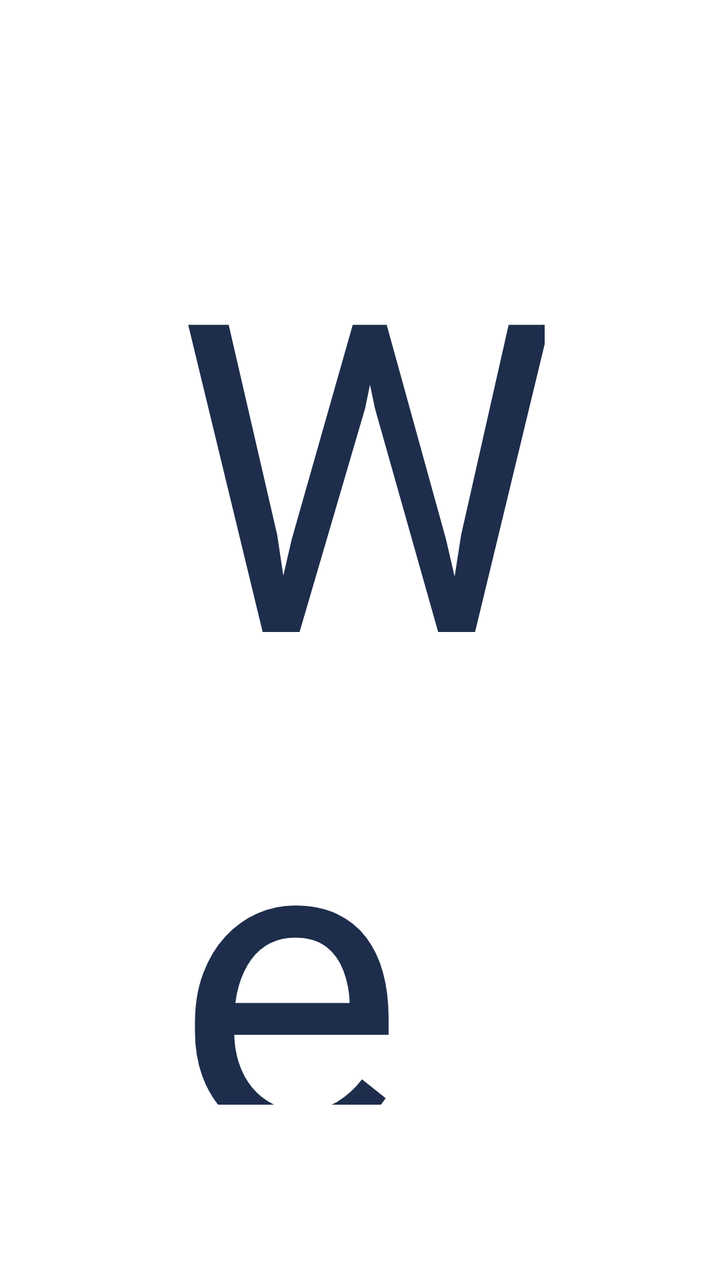
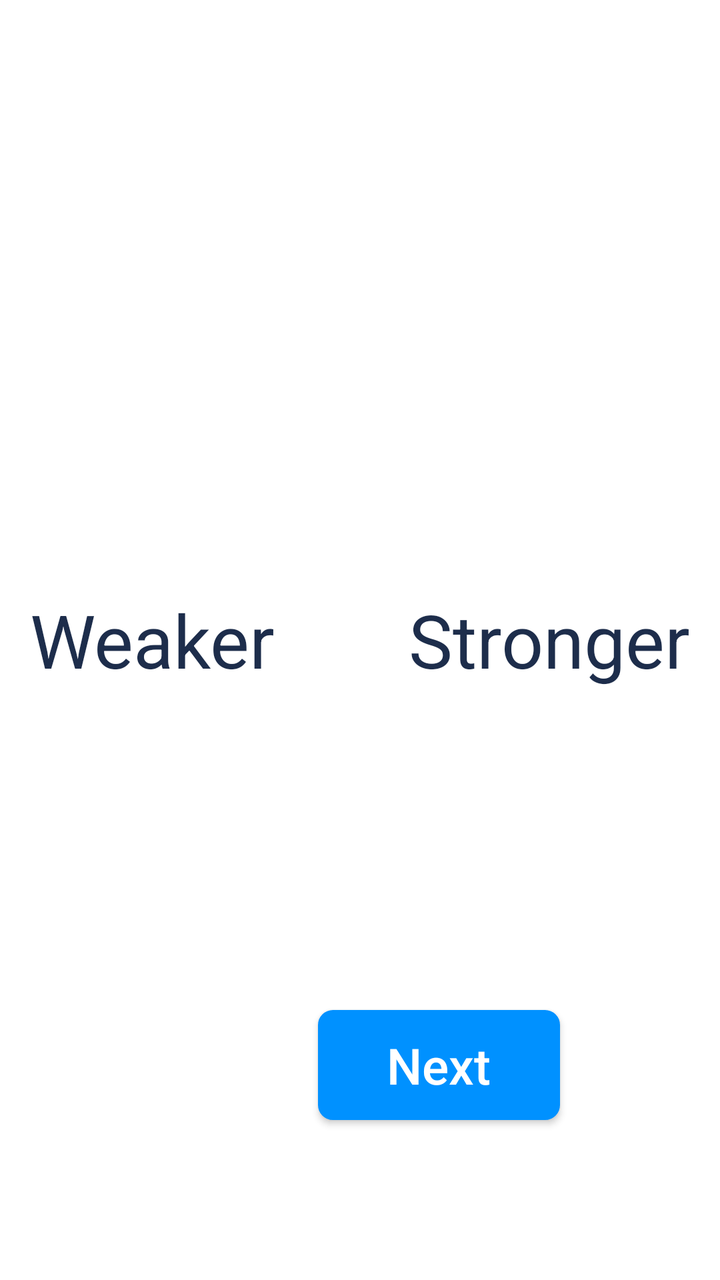

The first picture is an Android layout as it rendered before a commit; the second is the same layout after the commit. The layout source and the unified diff follow.
<!-- AndroidManifest.xml: application theme NoTitle -->
<!-- res/layout/screen_view_tow.xml -->
<?xml version="1.0" encoding="utf-8"?>
<RelativeLayout xmlns:android="http://schemas.android.com/apk/res/android"
    xmlns:tools="http://schemas.android.com/tools"
    android:layout_width="match_parent"
    android:layout_height="match_parent"
    android:background="@color/white">


    <LinearLayout
        android:layout_width="wrap_content"
        android:layout_height="wrap_content"
        android:layout_centerInParent="true"
        android:orientation="horizontal">

        <TextView

            android:layout_width="wrap_content"
            android:layout_height="wrap_content"
            android:layout_margin="15mm"
            android:text="@string/Weaker"
            android:textColor="@color/colorMain"
            android:textSize="37mm" />

        <SeekBar
            android:id="@+id/seekBar"
            android:layout_width="870mm"
            android:layout_height="wrap_content"
            android:layout_gravity="center"
            android:layout_margin="15mm"
            android:layout_weight="1" />

        <TextView
            android:layout_width="wrap_content"
            android:layout_height="wrap_content"
            android:layout_margin="15mm"
            android:text="@string/Stronger"
            android:textColor="@color/colorMain"
            android:textSize="37mm" />
    </LinearLayout>

    <Button

        android:id="@+id/nextButton"
        android:layout_width="121mm"
        android:layout_height="55mm"
        android:layout_alignParentRight="true"
        android:layout_alignParentBottom="true"
        android:layout_marginStart="80mm"
        android:layout_marginTop="80mm"
        android:layout_marginEnd="80mm"
        android:layout_marginBottom="80mm"
        android:background="@drawable/r_button_bg"
        android:text="@string/NEXTBUTTON"
        android:textAllCaps="false"
        android:textColor="@color/white"
        android:textSize="25mm"
        tools:ignore="InOrMmUsage" />
</RelativeLayout>
<!-- resources referenced by this layout -->
<resources>
  <color name="colorMain">#1D2D4B</color>
  <color name="white">#FFFFFFFF</color>
  <!-- drawable r_button_bg (drawable) -->
  <?xml version="1.0" encoding="utf-8"?>
  <shape
      xmlns:android="http://schemas.android.com/apk/res/android">
      
      <solid
          android:color="@color/colorMainButton" />
      
      <stroke
          android:width="1dp"
          android:color="@color/colorMainButton" />
      
      <size android:height="4mm"/>
      
      <corners
          android:radius="7dp"/>
  
  </shape>
  <string name="NEXTBUTTON">Next</string>
  <string name="Stronger">Stronger</string>
  <string name="Weaker">Weaker</string>
  <style name="NoTitle" parent="Theme.AppCompat.Light.NoActionBar">
          <item name="colorPrimary">@color/colorMain</item>
          <item name="colorPrimaryDark">@color/colorMain</item>
          <item name="colorAccent">@color/colorMain</item>
          <item name="android:windowFullscreen">true</item>
          <item name="windowActionBar">false</item>
          <item name="windowNoTitle">true</item>
          <item name="android:textAppearanceListItemSmall">@style/listPopupWindow</item>
      </style>
  <color name="colorMainButton">#0091FF</color>
  <style name="listPopupWindow">
          <item name="android:textSize">25mm</item>
          <item name="android:fontFamily">@font/montserrat_regular</item>
          <item name="android:textColor">@color/black</item>
      </style>
  <color name="black">#FF000000</color>
</resources>

<!-- the commit's change to res/layout/screen_view_tow.xml (unified diff, before → after) -->
@@ -16,43 +16,43 @@
 
             android:layout_width="wrap_content"
             android:layout_height="wrap_content"
-            android:layout_margin="15mm"
+            android:layout_margin="15dp"
             android:text="@string/Weaker"
             android:textColor="@color/colorMain"
-            android:textSize="37mm" />
+            android:textSize="37dp" />
 
         <SeekBar
             android:id="@+id/seekBar"
-            android:layout_width="870mm"
+            android:layout_width="870dp"
             android:layout_height="wrap_content"
             android:layout_gravity="center"
-            android:layout_margin="15mm"
+            android:layout_margin="15dp"
             android:layout_weight="1" />
 
         <TextView
             android:layout_width="wrap_content"
             android:layout_height="wrap_content"
-            android:layout_margin="15mm"
+            android:layout_margin="15dp"
             android:text="@string/Stronger"
             android:textColor="@color/colorMain"
-            android:textSize="37mm" />
+            android:textSize="37dp" />
     </LinearLayout>
 
     <Button
 
         android:id="@+id/nextButton"
-        android:layout_width="121mm"
-        android:layout_height="55mm"
+        android:layout_width="121dp"
+        android:layout_height="55dp"
         android:layout_alignParentRight="true"
         android:layout_alignParentBottom="true"
-        android:layout_marginStart="80mm"
-        android:layout_marginTop="80mm"
-        android:layout_marginEnd="80mm"
-        android:layout_marginBottom="80mm"
+        android:layout_marginStart="80dp"
+        android:layout_marginTop="80dp"
+        android:layout_marginEnd="80dp"
+        android:layout_marginBottom="80dp"
         android:background="@drawable/r_button_bg"
         android:text="@string/NEXTBUTTON"
         android:textAllCaps="false"
         android:textColor="@color/white"
-        android:textSize="25mm"
-        tools:ignore="InOrMmUsage" />
+        android:textSize="25dp"
+        tools:ignore="InOrdpUsage" />
 </RelativeLayout>
